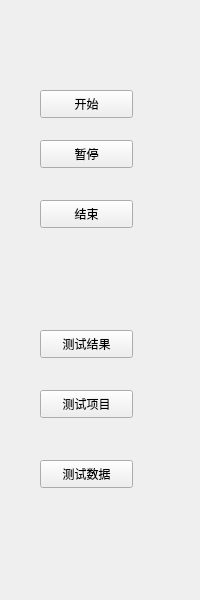
Qt form IDC_TestSystem/common/toolbox/testtoolwid.ui (ChinaClever/IDC_TestSystem) before a commit.
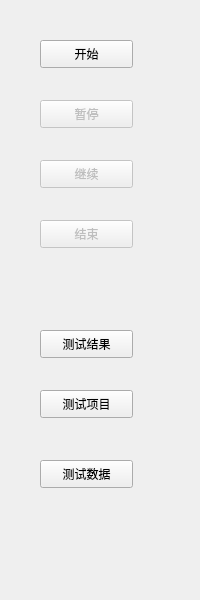
The same form after that commit.

```diff
--- a/IDC_TestSystem/common/toolbox/testtoolwid.ui
+++ b/IDC_TestSystem/common/toolbox/testtoolwid.ui
@@ -56,7 +56,7 @@
    <property name="geometry">
     <rect>
      <x>40</x>
-     <y>90</y>
+     <y>40</y>
      <width>93</width>
      <height>28</height>
     </rect>
@@ -66,10 +66,13 @@
    </property>
   </widget>
   <widget class="QPushButton" name="pauseBtn">
+   <property name="enabled">
+    <bool>false</bool>
+   </property>
    <property name="geometry">
     <rect>
      <x>40</x>
-     <y>140</y>
+     <y>100</y>
      <width>93</width>
      <height>28</height>
     </rect>
@@ -79,10 +82,13 @@
    </property>
   </widget>
   <widget class="QPushButton" name="overBtn">
+   <property name="enabled">
+    <bool>false</bool>
+   </property>
    <property name="geometry">
     <rect>
      <x>40</x>
-     <y>200</y>
+     <y>220</y>
      <width>93</width>
      <height>28</height>
     </rect>
@@ -91,6 +97,22 @@
     <string>结束</string>
    </property>
   </widget>
+  <widget class="QPushButton" name="continueBtn">
+   <property name="enabled">
+    <bool>false</bool>
+   </property>
+   <property name="geometry">
+    <rect>
+     <x>40</x>
+     <y>160</y>
+     <width>93</width>
+     <height>28</height>
+    </rect>
+   </property>
+   <property name="text">
+    <string>继续</string>
+   </property>
+  </widget>
  </widget>
  <resources/>
  <connections/>
```
